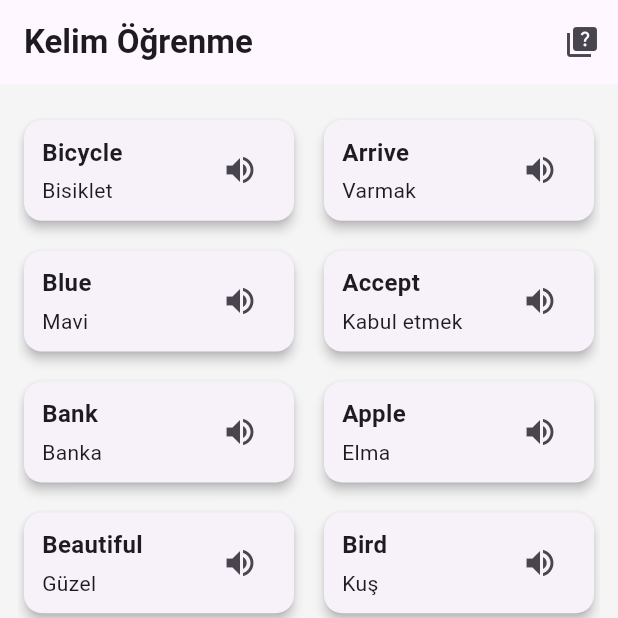
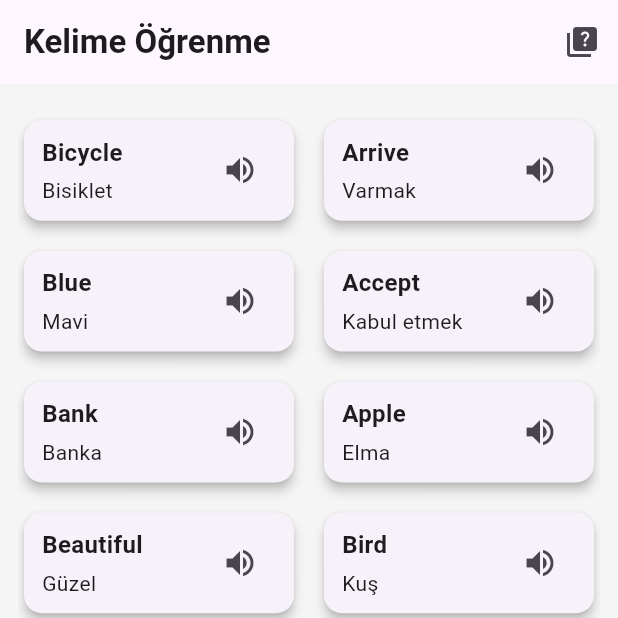
Before and after one commit to omerozgen/wordly_deneme, a Flutter app: the screen it shows after launch, on a phone screen of 412 x 824 dp, the top half of it. Run offline on Flutter 3.47's test engine with Material 3 defaults, Android fonts, the phone set to English and light mode, and no system bars; our stand-ins replace flutter_tts, shared_preferences.

Commit message:
Update title text in HomeScreen to use correct language

```diff
--- a/lib/screens/home_screen.dart
+++ b/lib/screens/home_screen.dart
@@ -33,7 +33,7 @@ class _HomeScreenState extends State<HomeScreen> {
 
     return Scaffold(
       appBar: AppBar(
-        title: const Text('Kelim Öğrenme',
+        title: const Text('Kelime Öğrenme',
             style: TextStyle(fontWeight: FontWeight.bold)),
         actions: [
           IconButton(
```
